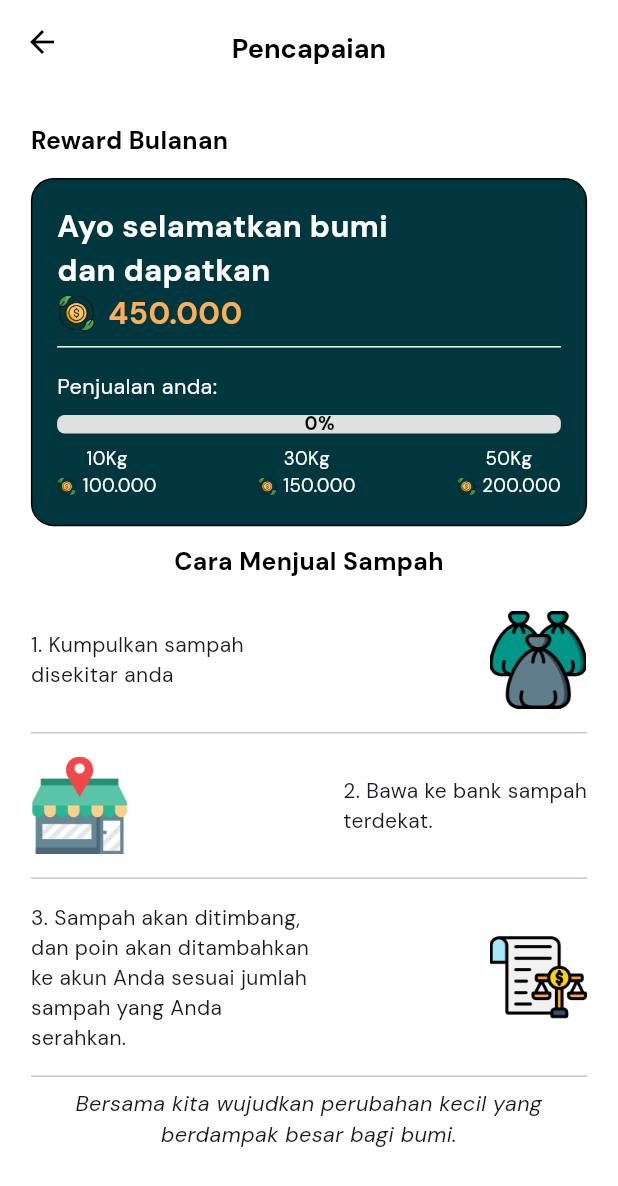
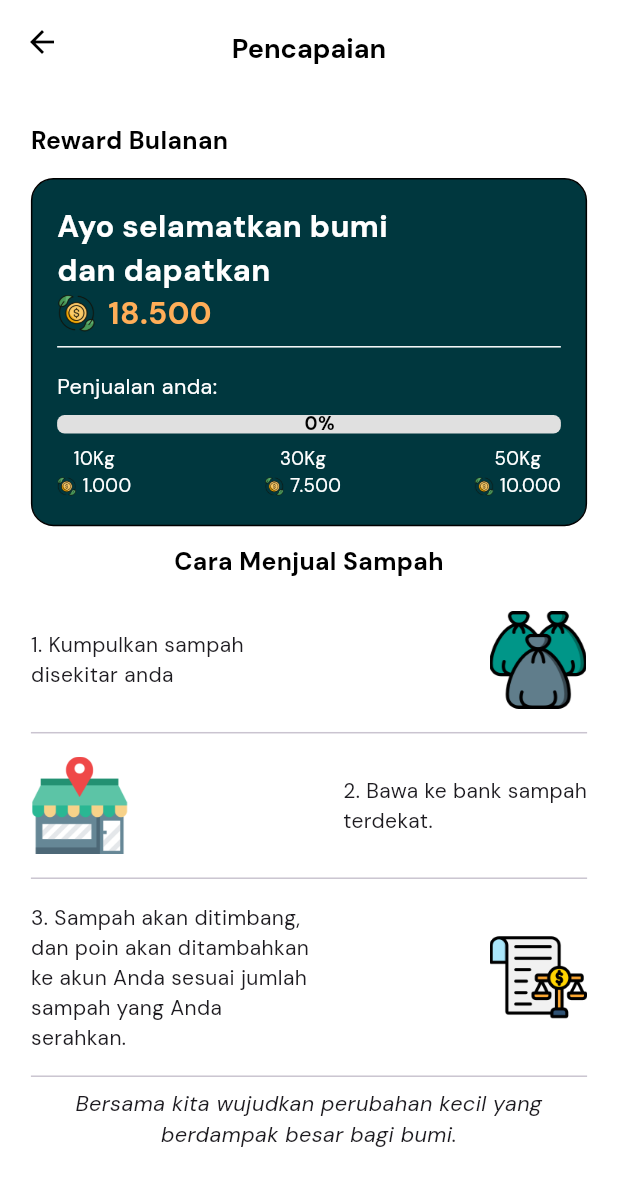
Before and after one commit to GreenPointOfficial/greenpoint-multiplatform, a Flutter app: the PencapaianPage screen opened directly, on a phone screen of 412 x 824 dp. Shown: the top 1186 px of the screen. Run offline on Flutter 3.47's test engine with Material 3 defaults, Android fonts, the phone set to English and light mode, and no system bars; our stand-ins replace curved_navigation_bar, flutter_local_notifications, flutter_secure_storage, fluttertoast, geolocator, google_fonts and 4 more; missing offline and left inert: qr_code_dart_scan; accounts and stored records are empty; network calls fail.

Commit message:
fixed pencapaian

```diff
--- a/lib/views/screens/fitur/notifikasi.dart
+++ b/lib/views/screens/fitur/notifikasi.dart
@@ -251,7 +251,7 @@ class NotificationPage extends StatelessWidget {
       case 'payout':
         return Image.asset('lib/assets/imgs/poin.png', height: 40, width: 40);
       case 'reward':
-        return Image.asset('lib/assets/imgs/reward.png', height: 40, width: 40);
+        return Image.asset('lib/assets/imgs/reward.png', height: 50, width: 50);
       case 'achievement':
         return Icon(Icons.stars, color: Colors.orange);
       default:
--- a/lib/views/screens/fitur/pencapaian.dart
+++ b/lib/views/screens/fitur/pencapaian.dart
@@ -26,21 +26,21 @@ class _PencapaianPageState extends State<PencapaianPage> {
     {
       'weight': 10,
       'progres': 20,
-      'bonus': 100000,
+      'bonus': 1000,
       'message':
           'Selamat! Anda mendapatkan bonus karena telah menyelesaikan penjualan 10Kg sampah.'
     },
     {
       'weight': 30,
       'progres': 60,
-      'bonus': 150000,
+      'bonus': 7500,
       'message':
           'Selamat! Anda mendapatkan bonus karena telah menyelesaikan penjualan 30Kg sampah.'
     },
     {
       'weight': 50,
       'progres': 100,
-      'bonus': 200000,
+      'bonus': 10000,
       'message':
           'Selamat! Anda mendapatkan bonus karena telah menyelesaikan penjualan 50Kg sampah.'
     },
@@ -92,7 +92,7 @@ class _PencapaianPageState extends State<PencapaianPage> {
       message:
           "Selamat! Anda telah mengklaim bonus $bonus poin untuk pencapaian $achievedWeight kg sampah.",
       timestamp: DateTime.now(),
-      type: 'Reward',
+      type: 'reward',
     );
 
     // Tambahkan notifikasi
@@ -221,7 +221,7 @@ class _PencapaianPageState extends State<PencapaianPage> {
           crossAxisAlignment: CrossAxisAlignment.start,
           children: [
             _buildRewardText("Ayo selamatkan bumi\ndan dapatkan "),
-            _buildPointRow("450.000"),
+            _buildPointRow("18.500"),
             const Divider(color: Colors.white),
             SizedBox(height: ScreenUtils.screenHeight(context) * 0.01),
             _buildSubTitle("Penjualan anda:"),
@@ -318,9 +318,9 @@ class _PencapaianPageState extends State<PencapaianPage> {
     return Row(
       mainAxisAlignment: MainAxisAlignment.spaceBetween,
       children: [
-        _buildMilestone("10Kg", "100.000"),
-        _buildMilestone("30Kg", "150.000"),
-        _buildMilestone("50Kg", "200.000"),
+        _buildMilestone("10Kg", "1.000"),
+        _buildMilestone("30Kg", "7.500"),
+        _buildMilestone("50Kg", "10.000"),
       ],
     );
   }
```
